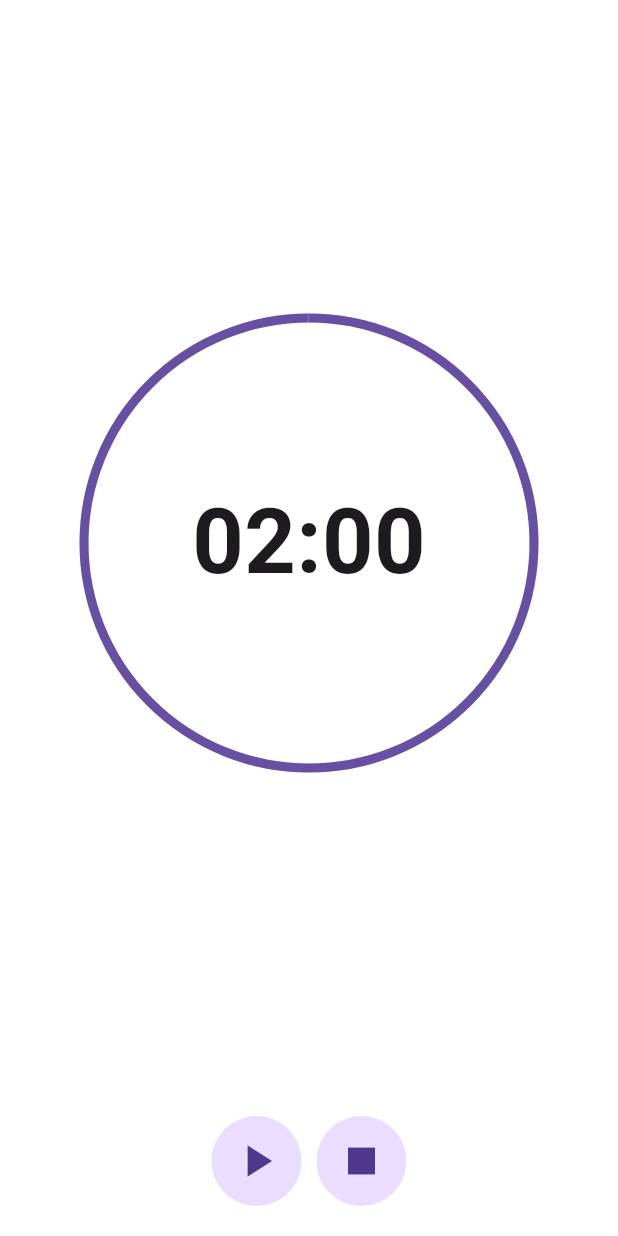
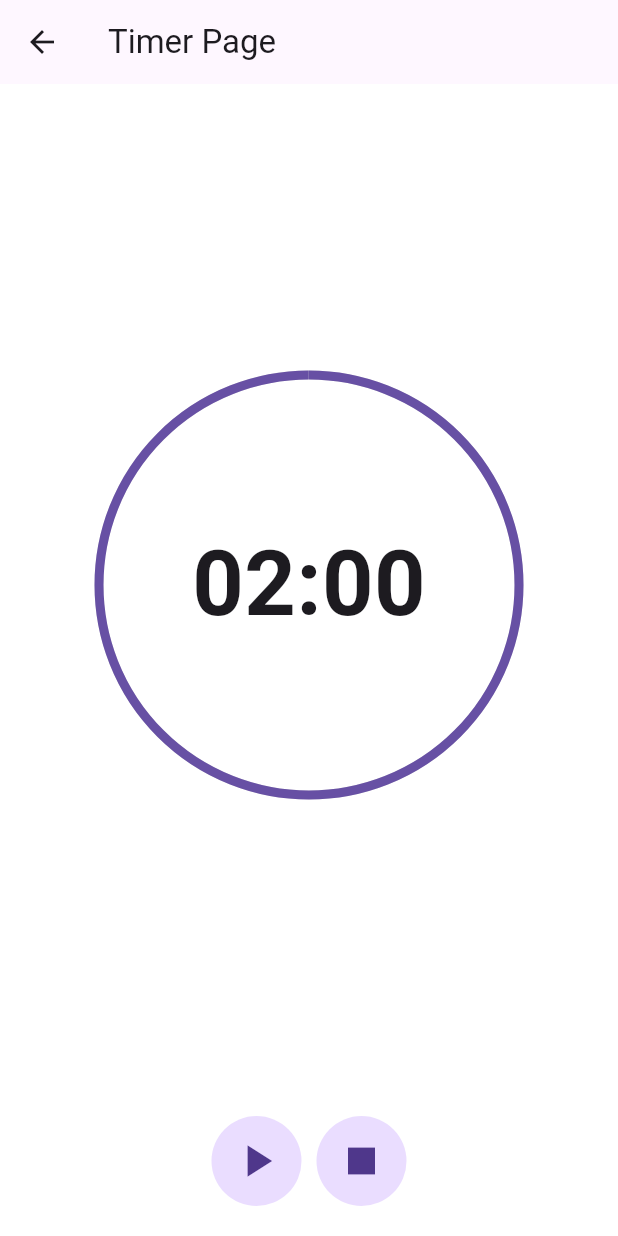
Before and after one commit to barbiexsofia/timer, a Flutter app: the TimerPage screen opened directly, on a phone screen of 412 x 824 dp. Run offline on Flutter 3.47's test engine with Material 3 defaults, Android fonts, the phone set to English and light mode, and no system bars; our stand-ins replace bloc, equatable, firebase_core, flutter_bloc, material_symbols_icons; missing offline and left inert: flutter_ringtone_player; accounts and stored records are empty.

Commit message:
Implemented Bloc management of tasks

```diff
--- /dev/null
+++ b/timer_app/lib/tasks/bloc/task_event.dart
@@ -0,0 +1,39 @@
+part of 'task_bloc.dart';
+
+@immutable
+abstract class TaskEvent extends Equatable {
+  const TaskEvent();
+
+  @override
+  List<Object?> get props => [];
+}
+
+class TaskLoadTasks extends TaskEvent {}
+
+class TaskAddTask extends TaskEvent {
+  final Task task;
+
+  const TaskAddTask({required this.task});
+
+  @override
+  List<Object?> get props => [task];
+}
+
+class TaskUpdateTask extends TaskEvent {
+  final int index;
+  final Task updatedTask;
+
+  const TaskUpdateTask({required this.index, required this.updatedTask});
+
+  @override
+  List<Object?> get props => [index, updatedTask];
+}
+
+class TaskDeleteTask extends TaskEvent {
+  final int index;
+
+  const TaskDeleteTask({required this.index});
+
+  @override
+  List<Object?> get props => [index];
+}
--- /dev/null
+++ b/timer_app/lib/tasks/bloc/task_state.dart
@@ -0,0 +1,20 @@
+part of 'task_bloc.dart';
+
+@immutable
+abstract class TaskState extends Equatable {
+  const TaskState();
+
+  @override
+  List<Object?> get props => [];
+}
+
+class TaskInitial extends TaskState {}
+
+class TaskLoaded extends TaskState {
+  final List<Task> tasks;
+
+  const TaskLoaded({this.tasks = const []});
+
+  @override
+  List<Object?> get props => [tasks];
+}
--- /dev/null
+++ b/timer_app/lib/tasks/models/task_model.dart
@@ -0,0 +1,15 @@
+class Task {
+  String id;
+  String name;
+  String description;
+  DateTime createdAt;
+  int duration;
+
+  Task({
+    required this.id,
+    required this.name,
+    required this.description,
+    required this.createdAt,
+    required this.duration,
+  });
+}
--- /dev/null
+++ b/timer_app/lib/timer/bloc/timer_bloc.dart
@@ -0,0 +1,14 @@
+import 'package:bloc/bloc.dart';
+import 'package:equatable/equatable.dart';
+import 'package:meta/meta.dart';
+
+part 'timer_event.dart';
+part 'timer_state.dart';
+
+class TimerBloc extends Bloc<TimerEvent, TimerState> {
+  TimerBloc() : super(TimerInitial()) {
+    on<TimerEvent>((event, emit) {
+      // TODO: implement event handler
+    });
+  }
+}
--- a/timer_app/lib/progressIndicator/ui/timer_page.dart
+++ b/timer_app/lib/timer/ui/timer_page.dart
@@ -72,6 +72,15 @@ class _TimerPageState extends State<TimerPage> with TickerProviderStateMixin {
   @override
   Widget build(BuildContext context) {
     return Scaffold(
+      appBar: AppBar(
+        leading: IconButton(
+          icon: const Icon(Icons.arrow_back),
+          onPressed: () {
+            Navigator.pop(context); // Go back to the previous page
+          },
+        ),
+        title: const Text('Timer Page'),
+      ),
       backgroundColor: Colors.white,
       body: Column(
         children: [
@@ -80,8 +89,8 @@ class _TimerPageState extends State<TimerPage> with TickerProviderStateMixin {
               alignment: Alignment.center,
               children: [
                 SizedBox(
-                    height: 300,
-                    width: 300,
+                    height: 280,
+                    width: 280,
                     child: CircularProgressIndicator(
                       value: progress,
                       backgroundColor: Colors.grey.shade300,
--- a/timer_app/pubspec.yaml
+++ b/timer_app/pubspec.yaml
@@ -39,6 +39,12 @@ dependencies:
   firebase_auth: ^5.1.4
   cloud_firestore: ^5.2.1
   flutter_ringtone_player: ^4.0.0+3
+  material_symbols_icons: ^4.2780.0
+  font_awesome_flutter: ^10.7.0
+  bloc: ^8.1.4
+  flutter_bloc: ^8.1.6
+  meta: ^1.12.0
+  equatable: ^2.0.5
 
 dev_dependencies:
   flutter_test:
```
Also changed, not shown: timer_app/lib/main.dart (+52 -14 lines), timer_app/lib/tasks/bloc/task_bloc.dart (added, +44 -0 lines), timer_app/lib/tasks/ui/tasks_page.dart (added, +171 -0 lines), timer_app/lib/timer/bloc/timer_cubit.dart (added, +35 -0 lines), timer_app/lib/timer/bloc/timer_event.dart (added, +10 -0 lines), timer_app/lib/timer/bloc/timer_state.dart (added, +64 -0 lines), timer_app/pubspec.lock.
